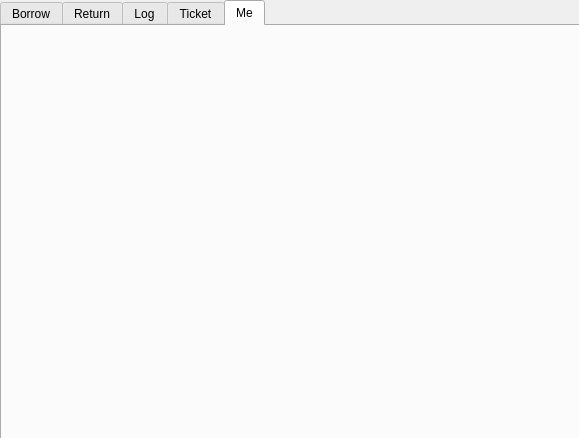
Above: readerwindow.ui from Yuuksta/LibraryMS before the change. Below: the same form after it.
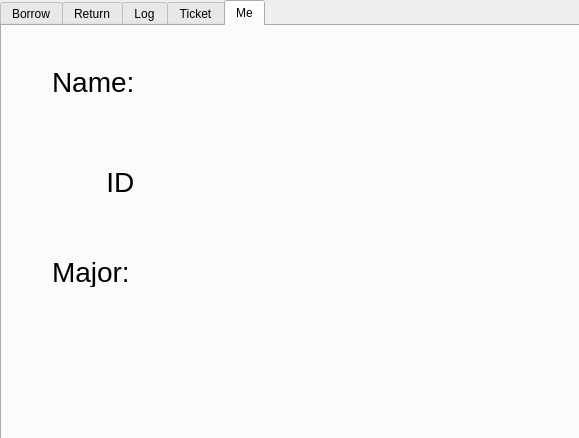
That is the form after the change. The open tabs and pages were chosen to show the change.

Diff of the .ui file:
```diff
--- a/readerwindow.ui
+++ b/readerwindow.ui
@@ -218,6 +218,114 @@
     <attribute name="title">
      <string>Me</string>
     </attribute>
+    <widget class="QLabel" name="nameTitleLabel">
+     <property name="geometry">
+      <rect>
+       <x>50</x>
+       <y>40</y>
+       <width>81</width>
+       <height>31</height>
+      </rect>
+     </property>
+     <property name="font">
+      <font>
+       <pointsize>21</pointsize>
+      </font>
+     </property>
+     <property name="text">
+      <string>Name:</string>
+     </property>
+    </widget>
+    <widget class="QLabel" name="nameLabel">
+     <property name="geometry">
+      <rect>
+       <x>160</x>
+       <y>41</y>
+       <width>301</width>
+       <height>31</height>
+      </rect>
+     </property>
+     <property name="font">
+      <font>
+       <pointsize>21</pointsize>
+      </font>
+     </property>
+     <property name="text">
+      <string/>
+     </property>
+    </widget>
+    <widget class="QLabel" name="idTitleLabel">
+     <property name="geometry">
+      <rect>
+       <x>50</x>
+       <y>140</y>
+       <width>81</width>
+       <height>31</height>
+      </rect>
+     </property>
+     <property name="font">
+      <font>
+       <pointsize>21</pointsize>
+      </font>
+     </property>
+     <property name="text">
+      <string>       ID:</string>
+     </property>
+    </widget>
+    <widget class="QLabel" name="idLabel">
+     <property name="geometry">
+      <rect>
+       <x>160</x>
+       <y>140</y>
+       <width>301</width>
+       <height>31</height>
+      </rect>
+     </property>
+     <property name="font">
+      <font>
+       <pointsize>21</pointsize>
+      </font>
+     </property>
+     <property name="text">
+      <string/>
+     </property>
+    </widget>
+    <widget class="QLabel" name="majorTitleLabel">
+     <property name="geometry">
+      <rect>
+       <x>50</x>
+       <y>230</y>
+       <width>81</width>
+       <height>31</height>
+      </rect>
+     </property>
+     <property name="font">
+      <font>
+       <pointsize>21</pointsize>
+      </font>
+     </property>
+     <property name="text">
+      <string>Major:</string>
+     </property>
+    </widget>
+    <widget class="QLabel" name="majorLabel">
+     <property name="geometry">
+      <rect>
+       <x>160</x>
+       <y>230</y>
+       <width>301</width>
+       <height>31</height>
+      </rect>
+     </property>
+     <property name="font">
+      <font>
+       <pointsize>21</pointsize>
+      </font>
+     </property>
+     <property name="text">
+      <string/>
+     </property>
+    </widget>
    </widget>
   </widget>
  </widget>
```
Left out of the diff: 2 changed lines with no effect on the pictures.
